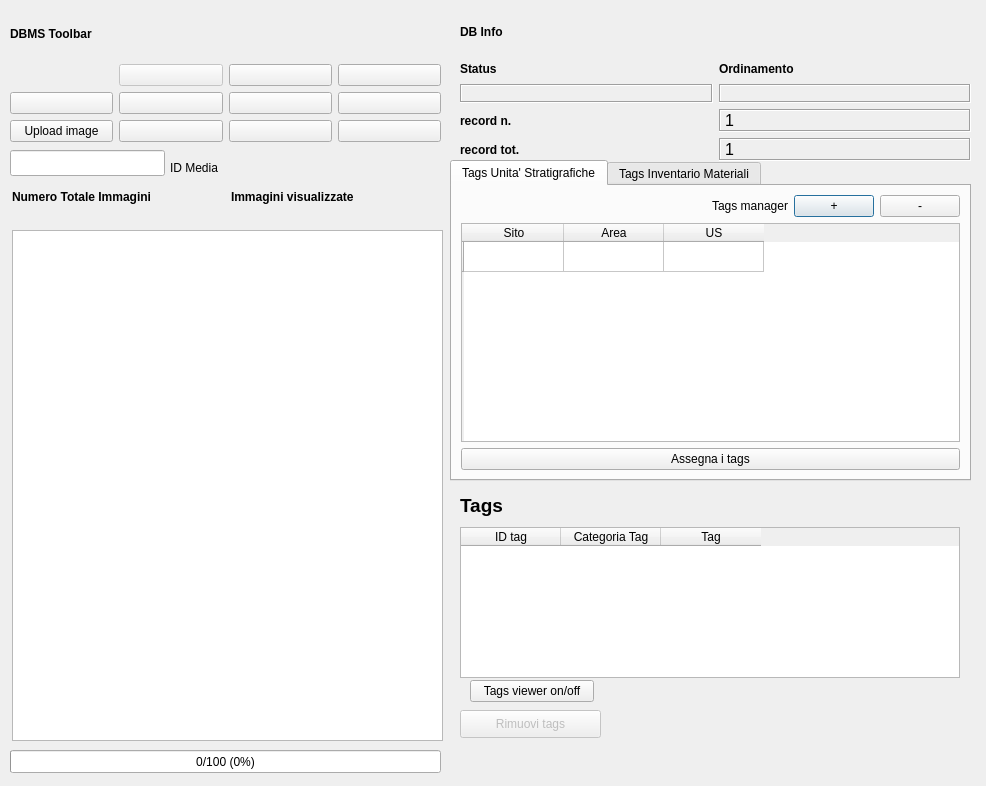
This is gui/ui/pyarchinit_image_viewer_dialog.ui in pyarchinit/pyarchinit as Qt 5 draws it before an edit. The edited form follows.
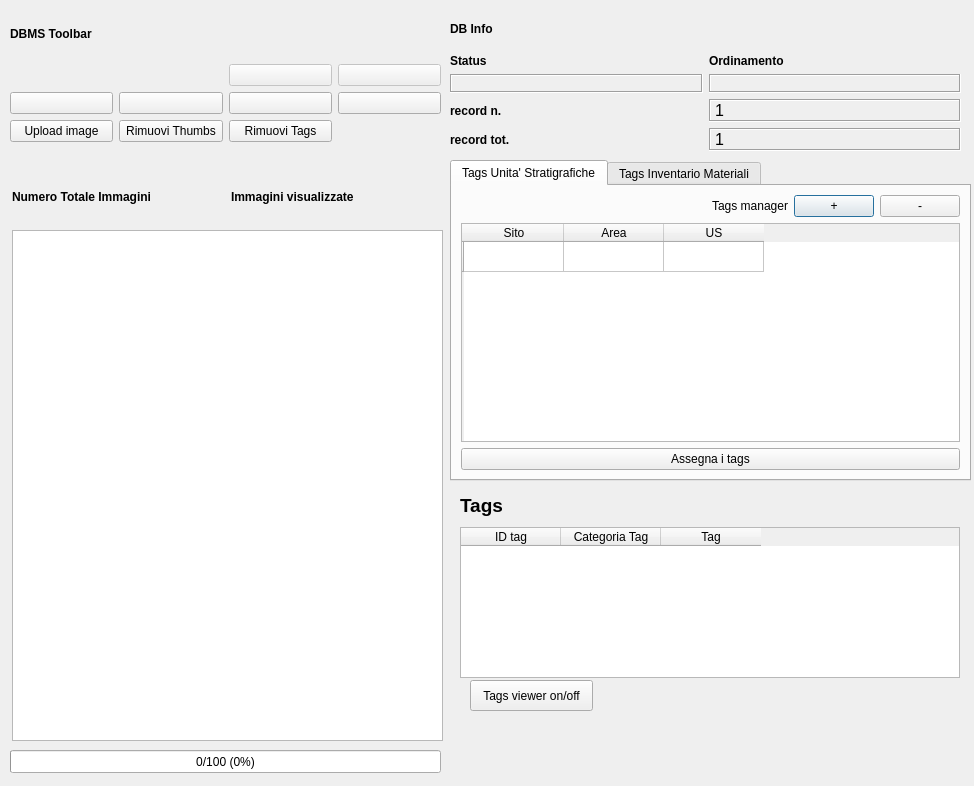
This is the edited form. Icons and pictures are not drawn.

Commit message: add button to remove tag and thumb

What changed in the file:
```diff
--- a/gui/ui/pyarchinit_image_viewer_dialog.ui
+++ b/gui/ui/pyarchinit_image_viewer_dialog.ui
@@ -6,7 +6,7 @@
    <rect>
     <x>0</x>
     <y>0</y>
-    <width>986</width>
+    <width>974</width>
     <height>786</height>
    </rect>
   </property>
@@ -176,36 +176,13 @@
     </layout>
    </widget>
   </widget>
-  <widget class="QLineEdit" name="lineEdit_id_media">
-   <property name="geometry">
-    <rect>
-     <x>10</x>
-     <y>150</y>
-     <width>155</width>
-     <height>26</height>
-    </rect>
-   </property>
-  </widget>
-  <widget class="QLabel" name="label_9">
-   <property name="geometry">
-    <rect>
-     <x>170</x>
-     <y>160</y>
-     <width>53</width>
-     <height>16</height>
-    </rect>
-   </property>
-   <property name="text">
-    <string>ID Media</string>
-   </property>
-  </widget>
   <widget class="QToolButton" name="toolButton_tags_on_off">
    <property name="geometry">
     <rect>
      <x>470</x>
      <y>680</y>
-     <width>124</width>
-     <height>22</height>
+     <width>123</width>
+     <height>31</height>
     </rect>
    </property>
    <property name="focusPolicy">
@@ -226,22 +203,9 @@
    <property name="toolButtonStyle">
     <enum>Qt::ToolButtonIconOnly</enum>
    </property>
-  </widget>
-  <widget class="QPushButton" name="pushButton_remove_tags">
-   <property name="enabled">
+   <property name="autoRaise">
     <bool>false</bool>
    </property>
-   <property name="geometry">
-    <rect>
-     <x>460</x>
-     <y>710</y>
-     <width>141</width>
-     <height>28</height>
-    </rect>
-   </property>
-   <property name="text">
-    <string>Rimuovi tags</string>
-   </property>
   </widget>
   <widget class="QTableWidget" name="tableWidget_tags">
    <property name="geometry">
@@ -312,10 +276,10 @@
   <widget class="QWidget" name="layoutWidget_3">
    <property name="geometry">
     <rect>
-     <x>460</x>
+     <x>450</x>
      <y>10</y>
      <width>511</width>
-     <height>151</height>
+     <height>141</height>
     </rect>
    </property>
    <layout class="QGridLayout" name="gridLayout_6">
@@ -789,83 +753,11 @@
         </property>
        </widget>
       </item>
-      <item row="3" column="3">
-       <widget class="QPushButton" name="pushButton_delete">
-        <property name="sizePolicy">
-         <sizepolicy hsizetype="Minimum" vsizetype="Fixed">
-          <horstretch>0</horstretch>
-          <verstretch>0</verstretch>
-         </sizepolicy>
-        </property>
-        <property name="font">
-         <font>
-          <pointsize>9</pointsize>
-         </font>
-        </property>
-        <property name="toolTip">
-         <string>Delete record</string>
-        </property>
-        <property name="text">
-         <string/>
-        </property>
-        <property name="icon">
-         <iconset resource="../../resources/resources.qrc">
-          <normaloff>:/icons/delete.png</normaloff>:/icons/delete.png</iconset>
-        </property>
-       </widget>
-      </item>
-      <item row="3" column="1">
-       <widget class="QPushButton" name="pushButton_new_search">
-        <property name="sizePolicy">
-         <sizepolicy hsizetype="Minimum" vsizetype="Fixed">
-          <horstretch>0</horstretch>
-          <verstretch>0</verstretch>
-         </sizepolicy>
-        </property>
-        <property name="font">
-         <font>
-          <pointsize>9</pointsize>
-         </font>
-        </property>
-        <property name="toolTip">
-         <string>new search</string>
-        </property>
-        <property name="text">
-         <string/>
-        </property>
-        <property name="icon">
-         <iconset resource="../../resources/resources.qrc">
-          <normaloff>:/icons/new_search copy.png</normaloff>:/icons/new_search copy.png</iconset>
-        </property>
-       </widget>
-      </item>
-      <item row="3" column="2">
-       <widget class="QPushButton" name="pushButton_search_go">
-        <property name="sizePolicy">
-         <sizepolicy hsizetype="Minimum" vsizetype="Fixed">
-          <horstretch>0</horstretch>
-          <verstretch>0</verstretch>
-         </sizepolicy>
-        </property>
-        <property name="font">
-         <font>
-          <pointsize>9</pointsize>
-         </font>
-        </property>
-        <property name="toolTip">
-         <string>search !!!</string>
-        </property>
-        <property name="text">
-         <string/>
-        </property>
-        <property name="icon">
-         <iconset resource="../../resources/resources.qrc">
-          <normaloff>:/icons/search.png</normaloff>:/icons/search.png</iconset>
-        </property>
-       </widget>
-      </item>
       <item row="0" column="3">
        <widget class="QPushButton" name="pushButton_sort">
+        <property name="enabled">
+         <bool>false</bool>
+        </property>
         <property name="sizePolicy">
          <sizepolicy hsizetype="Minimum" vsizetype="Fixed">
           <horstretch>0</horstretch>
@@ -891,6 +783,9 @@
       </item>
       <item row="0" column="2">
        <widget class="QPushButton" name="pushButton_view_all">
+        <property name="enabled">
+         <bool>false</bool>
+        </property>
         <property name="sizePolicy">
          <sizepolicy hsizetype="Minimum" vsizetype="Fixed">
           <horstretch>0</horstretch>
@@ -934,34 +829,31 @@
         </property>
        </widget>
       </item>
-      <item row="0" column="1">
-       <widget class="QPushButton" name="pushButton_save">
+      <item row="3" column="1">
+       <widget class="QPushButton" name="pushButton_remove_thumb">
         <property name="enabled">
-         <bool>false</bool>
+         <bool>true</bool>
         </property>
-        <property name="sizePolicy">
-         <sizepolicy hsizetype="Minimum" vsizetype="Fixed">
-          <horstretch>0</horstretch>
-          <verstretch>0</verstretch>
-         </sizepolicy>
+        <property name="text">
+         <string>Rimuovi Thumbs</string>
         </property>
-        <property name="font">
-         <font>
-          <pointsize>9</pointsize>
-         </font>
+        <property name="icon">
+         <iconset resource="../../resources/resources.qrc">
+          <normaloff>:/icons/delete.png</normaloff>:/icons/delete.png</iconset>
         </property>
-        <property name="toolTip">
-         <string>Save</string>
+       </widget>
+      </item>
+      <item row="3" column="2">
+       <widget class="QPushButton" name="pushButton_remove_tags">
+        <property name="enabled">
+         <bool>true</bool>
         </property>
         <property name="text">
-         <string/>
+         <string>Rimuovi Tags</string>
         </property>
         <property name="icon">
          <iconset resource="../../resources/resources.qrc">
-          <normaloff>:/icons/b_save.png</normaloff>:/icons/b_save.png</iconset>
-        </property>
-        <property name="autoDefault">
-         <bool>false</bool>
+          <normaloff>:/icons/remove_tag.png</normaloff>:/icons/remove_tag.png</iconset>
         </property>
        </widget>
       </item>
```
Left out of the diff: 45 changed lines with no effect on the pictures.
